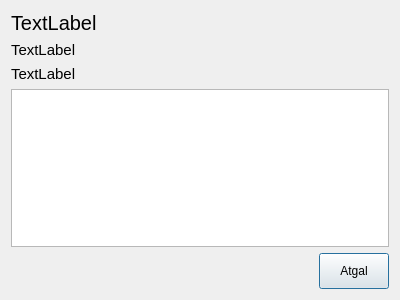
Qt form nokia/AlausRadaras/pubview.ui (vincnetas/alaus-radaras) before a commit.
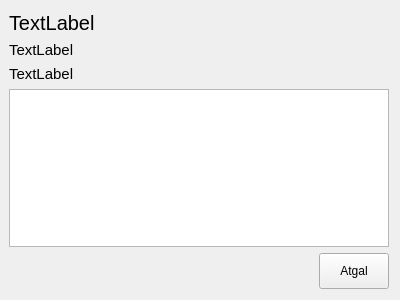
The same form after that commit. Icons and pictures are not drawn.

```diff
--- a/nokia/AlausRadaras/pubview.ui
+++ b/nokia/AlausRadaras/pubview.ui
@@ -1,7 +1,7 @@
 <?xml version="1.0" encoding="UTF-8"?>
 <ui version="4.0">
  <class>PubView</class>
- <widget class="QDialog" name="PubView">
+ <widget class="QWidget" name="PubView">
   <property name="geometry">
    <rect>
     <x>0</x>
@@ -18,6 +18,9 @@
     <normaloff>:/images/bok_title.png</normaloff>:/images/bok_title.png</iconset>
   </property>
   <layout class="QVBoxLayout" name="verticalLayout">
+   <property name="leftMargin">
+    <number>9</number>
+   </property>
    <item>
     <widget class="QLabel" name="pubNameLabel">
      <property name="font">
```
